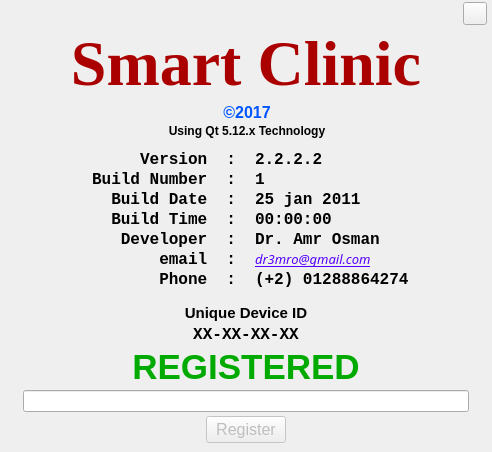
Above: qtemr/aboutwindow.ui from dr3mro/SmartClinic before the change. Below: the same form after it.
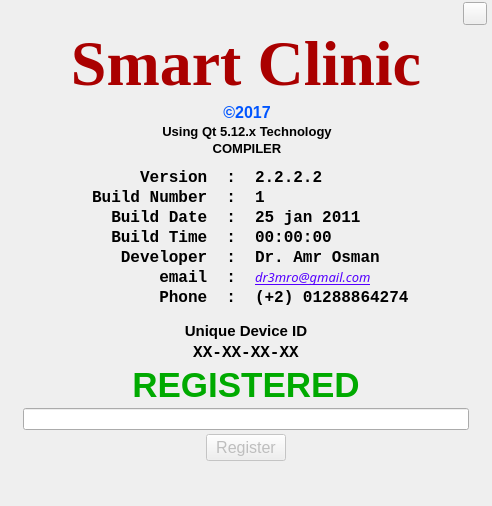
That is the form after the change. Icons and pictures are not drawn.

What changed in the file:
```diff
--- a/qtemr/aboutwindow.ui
+++ b/qtemr/aboutwindow.ui
@@ -10,7 +10,7 @@
     <x>0</x>
     <y>0</y>
     <width>492</width>
-    <height>442</height>
+    <height>506</height>
    </rect>
   </property>
   <property name="windowTitle">
@@ -290,6 +290,7 @@
        <widget class="QLabel" name="technology">
         <property name="font">
          <font>
+          <pointsize>10</pointsize>
           <weight>75</weight>
           <bold>true</bold>
          </font>
@@ -302,6 +303,23 @@
         </property>
        </widget>
       </item>
+      <item row="5" column="1">
+       <widget class="QLabel" name="compiler">
+        <property name="font">
+         <font>
+          <pointsize>10</pointsize>
+          <weight>75</weight>
+          <bold>true</bold>
+         </font>
+        </property>
+        <property name="text">
+         <string>COMPILER</string>
+        </property>
+        <property name="alignment">
+         <set>Qt::AlignCenter</set>
+        </property>
+       </widget>
+      </item>
      </layout>
     </widget>
    </item>
```
